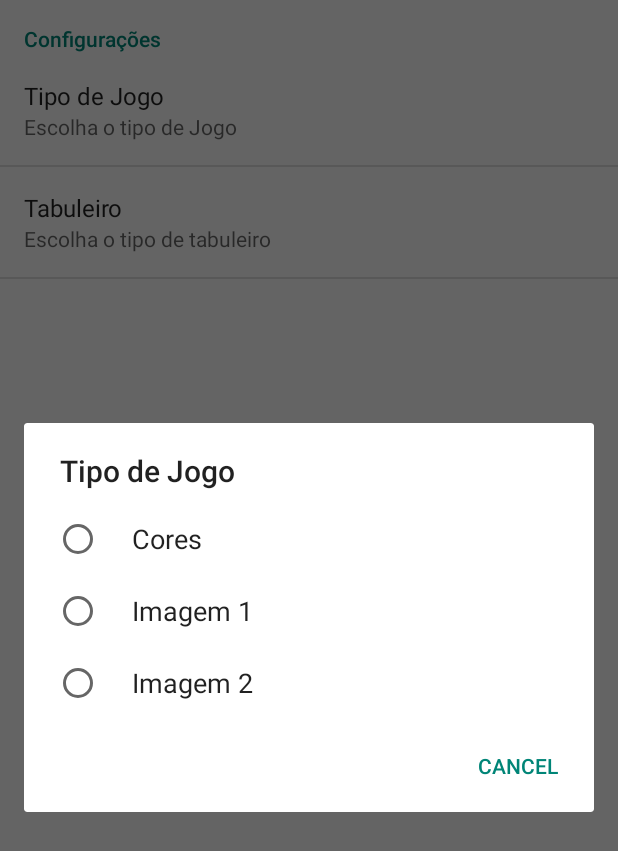
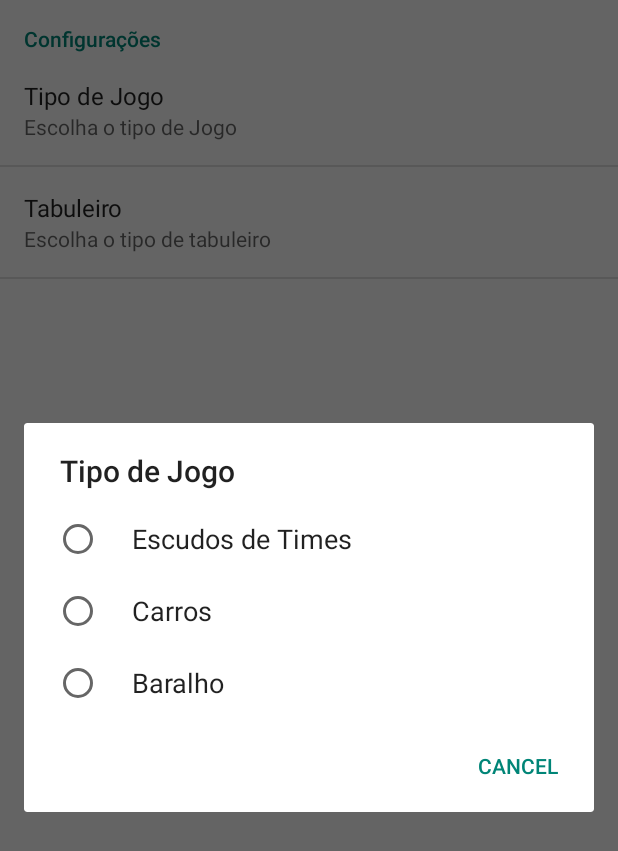
Before and after one commit to filiperamon/MemoGame, an Android app: the SettingsActivity screen opened directly, with no data from a screen before it, after a tap on "Tipo de Jogo", on a phone screen of 412 x 824 dp. Shown: the top 851 px of the screen. Run offline under Robolectric (Android 15) with nearby library versions, the phone set to English and light mode, and no system bars.

Commit message:
adicionando opcao de carros

```diff
--- a/MemoGame/app/src/main/res/values/array.xml
+++ b/MemoGame/app/src/main/res/values/array.xml
@@ -1,15 +1,15 @@
 <?xml version="1.0" encoding="utf-8"?>
 <resources>
     <string-array name="listTypeGame">
-        <item>Cores</item>
-        <item>Imagem 1</item>
-        <item>Imagem 2</item>
+        <item>Escudos de Times</item>
+        <item>Carros</item>
+        <item>Baralho</item>
     </string-array>
 
     <string-array name="listTypeGameValues">
-        <item>1 is selected</item>
-        <item>2 is selected</item>
-        <item>3 is selected</item>
+        <item>times</item>
+        <item>carros</item>
+        <item>baralho</item>
     </string-array>
 
     <string-array name="listBoardGame">
```
Also changed, not shown: MemoGame/app/src/main/java/com/edu/fa7/memogame/MainActivity.java (+56 -2 lines), MemoGame/app/src/main/res/drawable/alfa_romeo.jpg (added), MemoGame/app/src/main/res/drawable/bmw.jpg (added), MemoGame/app/src/main/res/drawable/bugatti.jpg (added), MemoGame/app/src/main/res/drawable/ferrari.jpg (added), MemoGame/app/src/main/res/drawable/infiniti.jpg (added), MemoGame/app/src/main/res/drawable/jaguar.jpg (added), MemoGame/app/src/main/res/drawable/lambgallardo.jpg (added), MemoGame/app/src/main/res/drawable/lamborghini.jpg (added), MemoGame/app/src/main/res/drawable/mercedes.png (added), MemoGame/app/src/main/res/drawable/mustang.jpg (added), MemoGame/app/src/main/res/drawable/pagani.jpg (added), MemoGame/app/src/main/res/drawable/porshe.jpg (added).
